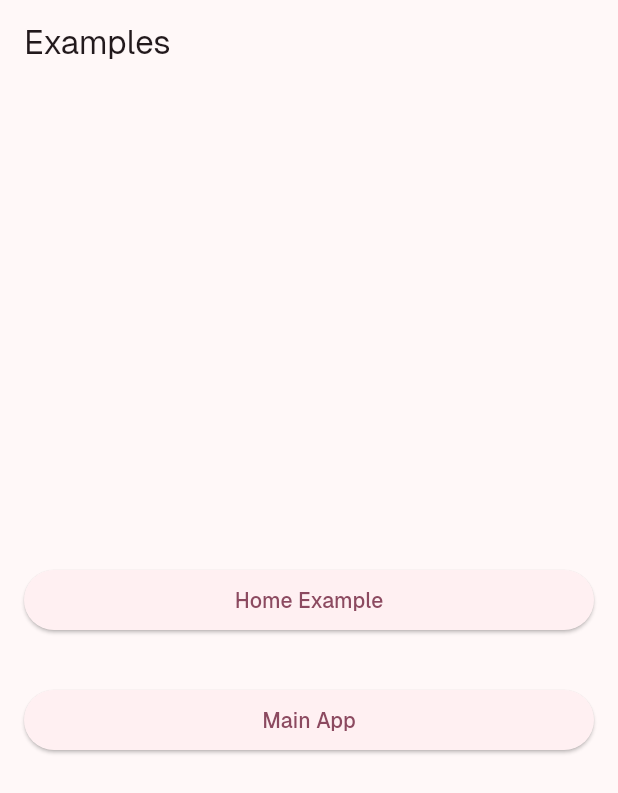
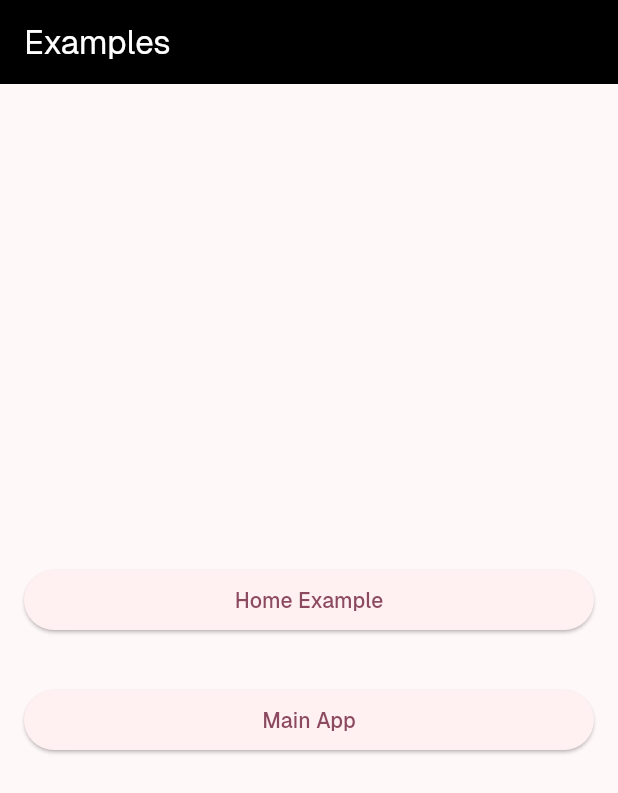
Before and after one commit to mhussainyousof/arfoon_hussain_note_, a Flutter app: the ExamplePage screen opened directly, on a phone screen of 412 x 824 dp. Shown: the top 793 px of the screen. Run offline on Flutter 3.47's test engine with Material 3 defaults, Android fonts, the phone set to English and light mode, and no system bars; our stand-ins replace bloc, equatable, flutter_bloc, flutter_svg, isar; accounts and stored records are empty; generated files the repository leaves out were written again; project files that could hold a hidden picture were left out.

Commit message:
Code Cleaning

```diff
--- a/lib/frontend/example_page.dart
+++ b/lib/frontend/example_page.dart
@@ -13,7 +13,12 @@ class _MyHomePageState extends State<ExamplePage> {
   @override
   Widget build(BuildContext context) {
     return Scaffold(
-      appBar: AppBar(title: const Text('Examples')),
+      appBar: AppBar(
+          backgroundColor: Colors.black,
+          title: const Text(
+            'Examples',
+            style: TextStyle(color: Colors.white),
+          )),
       body: const Column(
         mainAxisAlignment: MainAxisAlignment.center,
         children: <Widget>[
@@ -25,8 +30,6 @@ class _MyHomePageState extends State<ExamplePage> {
             text: 'Main App',
             route: MainApp(),
           ),
-
-
         ],
       ),
     );
--- a/lib/frontend/features/features.dart
+++ b/lib/frontend/features/features.dart
@@ -2,3 +2,6 @@ export 'home/home_view.dart';
 export 'drawer/setting_dialog/setting_dialog.dart';
 export 'welcom_dialog/welcom_dialgo.dart';
 export 'drawer/drawer.dart';
+export 'all_notes/all_notes_view.dart';
+export 'add_note/add_note_view.dart';
+export 'add_note/add_note_example.dart';
--- a/lib/frontend/features/home/home_view.dart
+++ b/lib/frontend/features/home/home_view.dart
@@ -1,6 +1,4 @@
 import 'package:arfoon_note/client/models/note.dart';
-import 'package:arfoon_note/frontend/features/add_note/add_note_view.dart';
-import 'package:arfoon_note/frontend/features/drawer/drawer.dart';
 import 'package:arfoon_note/integration/blocs/label/label_bloc.dart';
 import 'package:arfoon_note/integration/blocs/label/label_state.dart';
 import 'package:arfoon_note/integration/blocs/note/note_bloc.dart';
@@ -9,6 +7,7 @@ import 'package:flutter_bloc/flutter_bloc.dart';
 import 'package:flutter_svg/flutter_svg.dart';
 import '../../theme/theme.dart';
 import '../../widgets/widget.dart';
+import '../features.dart';
 import 'widgets/home_widgets.dart';
 
 class HomeView extends StatefulWidget {
@@ -33,7 +32,6 @@ class _HomeViewState extends State<HomeView> {
           }
           if (state is LabelsLoaded) {
             return  const CustomDrawer(
-              // labels: state.labels,
               userName: 'Abdurahman Popal',
               userGreeting: 'Good Morning',
             );
@@ -103,7 +101,6 @@ class _HomeViewState extends State<HomeView> {
                   }
 
                   return ListView.builder(
-                    reverse: true,
                     padding: const EdgeInsets.all(16),
                     itemCount: filteredNotes.length,
                     itemBuilder: (context, index) {
--- a/lib/frontend/features/home/widgets/home_note_card.dart
+++ b/lib/frontend/features/home/widgets/home_note_card.dart
@@ -1,8 +1,6 @@
 import 'package:arfoon_note/client/models/note.dart';
 import 'package:arfoon_note/frontend/features/add_note/add_note_view.dart';
 import 'package:arfoon_note/frontend/widgets/widget.dart';
-import 'package:arfoon_note/integration/blocs/label/label_bloc.dart';
-import 'package:arfoon_note/integration/blocs/label/label_state.dart';
 import 'package:arfoon_note/integration/blocs/note/note_bloc.dart';
 import 'package:flutter/material.dart';
 import 'package:flutter_bloc/flutter_bloc.dart';
```
Also changed, not shown: lib/frontend/features/all_notes/all_notes_view.dart (added, +50 -0 lines), lib/frontend/features/drawer/drawer.dart (+16 -8 lines), lib/main.dart (+1 -10 lines), lib/frontend/features/home/home.dart (line endings or trailing spaces).
